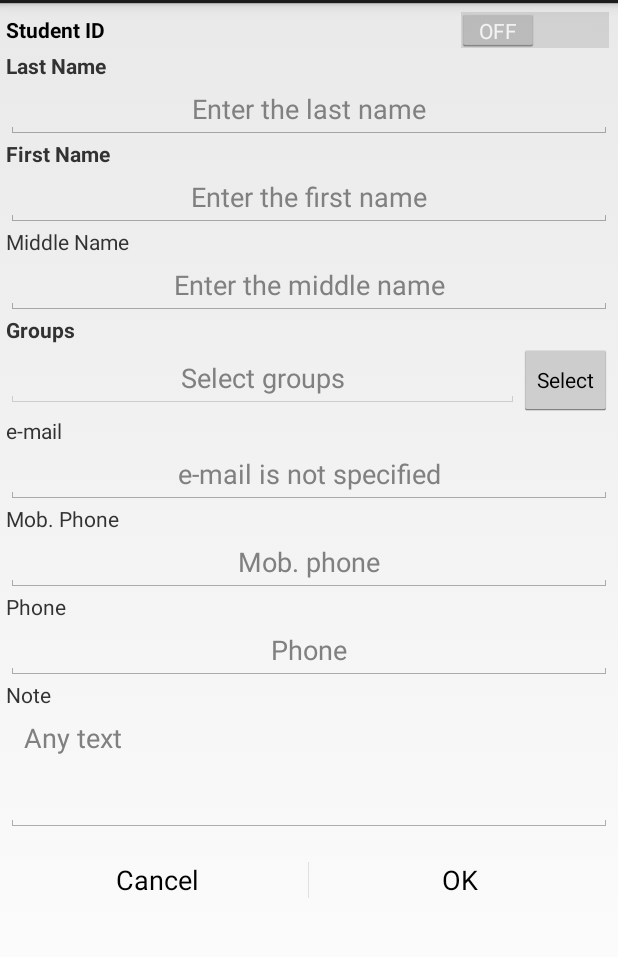
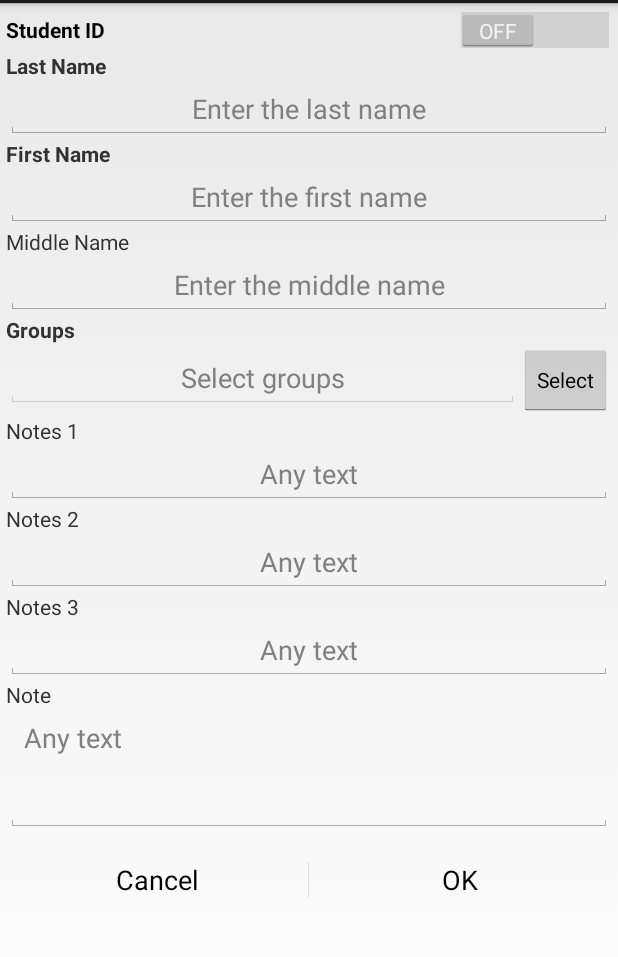
Before and after one commit to drstranges/SJournal, an Android app: the fragment StudentAUDDialog shown on its own in the app's theme, on a phone screen of 412 x 824 dp, the part 69-1026 px from its top. Run offline under Robolectric (Android 15) with nearby library versions, the light colour scheme and no system bars; 3 statements that could not run were skipped.

Commit message:
Remove phone and email fields

```diff
--- a/app/src/main/res/layout-port/dialog_student.xml
+++ b/app/src/main/res/layout-port/dialog_student.xml
@@ -135,13 +135,12 @@
                     android:layout_width="0dp"
                     android:layout_height="wrap_content"
                     android:layout_weight="1"
-                    android:autoLink="email"
                     android:ems="10"
                     android:gravity="center_horizontal"
                     android:imeOptions="actionNext"
                     android:inputType="textEmailAddress"
                     android:linksClickable="true"
-                    android:hint="@string/e_mail_hint"
+                    android:hint="@string/note_hint"
                     android:textAppearance="?android:attr/textAppearanceMedium"/>
 
                 <ImageButton
@@ -174,11 +173,9 @@
                     android:layout_width="0dp"
                     android:layout_height="wrap_content"
                     android:layout_weight="1"
-                    android:autoLink="phone"
                     android:gravity="center_horizontal"
-                    android:inputType="phone"
                     android:linksClickable="true"
-                    android:hint="@string/phone_mob_hint"
+                    android:hint="@string/note_hint"
                     android:textAppearance="?android:attr/textAppearanceMedium"/>
 
                 <ImageButton
@@ -211,11 +208,9 @@
                     android:layout_width="0dp"
                     android:layout_height="wrap_content"
                     android:layout_weight="1"
-                    android:autoLink="phone"
                     android:gravity="center_horizontal"
-                    android:inputType="phone"
                     android:linksClickable="true"
-                    android:hint="@string/phone_home_hint"
+                    android:hint="@string/note_hint"
                     android:textAppearance="?android:attr/textAppearanceMedium"/>
 
                 <ImageButton
--- a/app/src/main/res/layout/dialog_student.xml
+++ b/app/src/main/res/layout/dialog_student.xml
@@ -166,13 +166,12 @@
                         android:layout_width="0dp"
                         android:layout_height="wrap_content"
                         android:layout_weight="1"
-                        android:autoLink="email"
                         android:ems="10"
                         android:gravity="center_horizontal"
                         android:imeOptions="actionNext"
                         android:inputType="textEmailAddress"
                         android:linksClickable="true"
-                        android:hint="@string/e_mail_hint"
+                        android:hint="@string/note_hint"
                         android:textAppearance="?android:attr/textAppearanceMedium"/>
 
                     <ImageButton
@@ -205,11 +204,9 @@
                         android:layout_width="0dp"
                         android:layout_height="wrap_content"
                         android:layout_weight="1"
-                        android:autoLink="phone"
                         android:gravity="center_horizontal"
-                        android:inputType="phone"
                         android:linksClickable="true"
-                        android:hint="@string/phone_mob_hint"
+                        android:hint="@string/note_hint"
                         android:textAppearance="?android:attr/textAppearanceMedium"/>
 
                     <ImageButton
@@ -242,11 +239,9 @@
                         android:layout_width="0dp"
                         android:layout_height="wrap_content"
                         android:layout_weight="1"
-                        android:autoLink="phone"
                         android:gravity="center_horizontal"
-                        android:inputType="phone"
                         android:linksClickable="true"
-                        android:hint="@string/phone_home_hint"
+                        android:hint="@string/note_hint"
                         android:textAppearance="?android:attr/textAppearanceMedium"/>
 
                     <ImageButton
--- a/app/src/main/res/values/strings.xml
+++ b/app/src/main/res/values/strings.xml
@@ -59,13 +59,10 @@
     <string name="groups">Groups</string>
     <string name="dialog_groups_choice_hint">Select groups</string>
     <string name="get_choice">Select</string>
-    <string name="e_mail">e-mail</string>
-    <string name="phone_mob">Mob. Phone</string>
-    <string name="phone_home">Phone</string>
+    <string name="e_mail">Notes 1</string>
+    <string name="phone_mob">Notes 2</string>
+    <string name="phone_home">Notes 3</string>
     <string name="note">Note</string>
-    <string name="e_mail_hint">e-mail is not specified</string>
-    <string name="phone_mob_hint">Mob. phone</string>
-    <string name="phone_home_hint">Phone</string>
     <string name="note_hint">Any text</string>
     <string name="dialog_student_add_title">Adding a student…</string>
     <string name="preference_general_auto_student_id_summary">Enter Student ID manually</string>
@@ -157,7 +154,7 @@
     <string name="dialog_result_format">Imported %1$d of %2$d.\nGenerated new id for %3$d student(s)!\n\nThe right of imports:\n- Records that contain errors will be not imported!\n- in coincidence with the student id available in the database, the record will not be added!\n-for records without id, it will be automatically generated from a random number!</string>
     <string name="dialog_import_successful">Import successfully completed!</string>
     <string name="dialog_import_data_empty">Data not recognized…\nCheck the file structure!</string>
-    <string name="import_rule">File format: csv, where each line is info about a student in format:\n{id; (may be missing)}[Last Name];[First Name];[Middle Name];[e-mail];[phone1];[phone2];[note]. Example:\n=====================\nFile name: Group1.csv\nPotter;Harry;;gp@gmail.com;;;The Boy Who Lived\n=====================\n*. In the .csv format can be easily imported any list of students from Excel or other text editor.</string>
+    <string name="import_rule">File format: csv, where each line is info about a student in format:\n{id; (may be missing)}[Last Name];[First Name];[Middle Name];[note1];[note2];[note3];[note]. Example:\n=====================\nFile name: Group1.csv\nPotter;Harry;;gp@gmail.com;;;The Boy Who Lived\n=====================\n*. In the .csv format can be easily imported any list of students from Excel or other text editor.</string>
     <string name="menu_blank_style">Table style</string>
     <string name="fragment_blank_style_topic">Title</string>
     <string name="study_class">Class</string>
```
Also changed, not shown: 3 other files.
